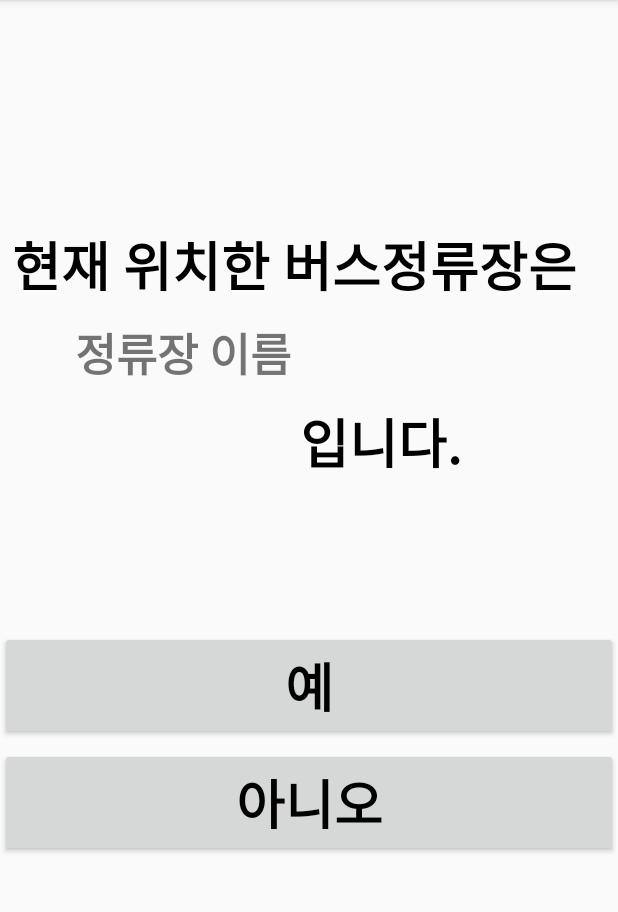
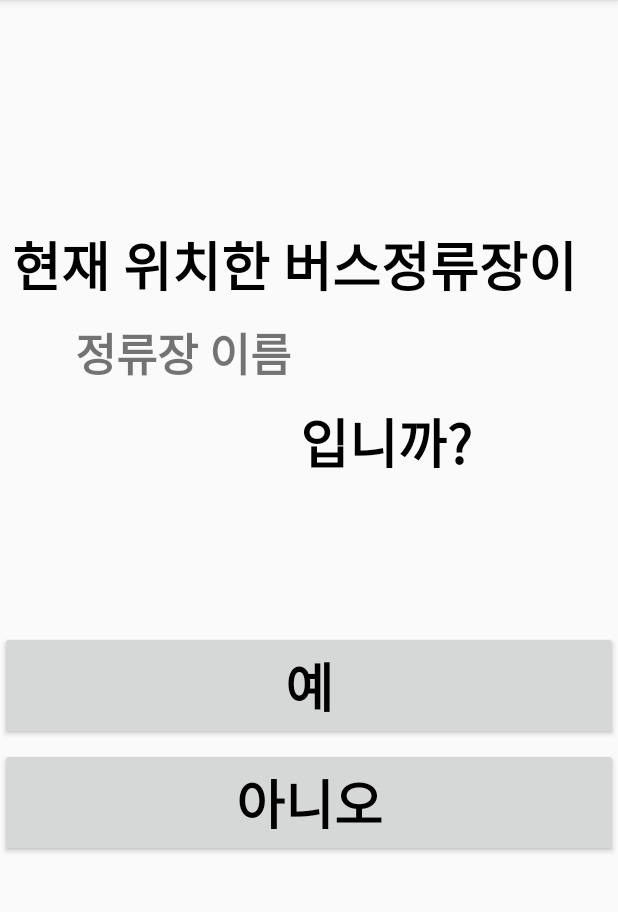
Before and after one commit to MinYeSeul/BusData, an Android app: the FindBusStation screen opened directly, with no data from a screen before it, on a phone screen of 412 x 824 dp, the part 84-996 px from its top. Run offline under Robolectric (Android 15) with nearby library versions, the phone set to English and light mode, and no system bars; 5 statements that could not run were skipped.

Commit message:
tts 기능 추가 (영어는 못 읽음)

```diff
--- a/app/src/main/java/com/example/busdata/FindBusStation.java
+++ b/app/src/main/java/com/example/busdata/FindBusStation.java
@@ -8,6 +8,7 @@ import android.location.Location;
 import android.location.LocationListener;
 import android.location.LocationManager;
 import android.os.Build;
+import android.speech.tts.TextToSpeech;
 import android.support.v4.app.ActivityCompat;
 import android.support.v4.content.ContextCompat;
 import android.support.v7.app.AppCompatActivity;
@@ -27,13 +28,16 @@ import java.net.MalformedURLException;
 import java.net.SocketException;
 import java.net.URL;
 import java.util.ArrayList;
+import java.util.HashMap;
+import java.util.Locale;
 
 public class FindBusStation extends AppCompatActivity {
 
     //공공데이터 API 사용을 위한 키값
     String key = "QzQ64Y0ttlhXPP7CVvMZKf6NKxitNjOameIBPVADX4f9%2FxPRnLqZkDljqmpTROuyOCabJF8ncXbxDqHGEFAtPA%3D%3D";
 
-
+    TextView text01;
+    TextView text02;
     TextView busStation;
     ArrayList<String> stationKey = new ArrayList<>();
     ArrayList<String> stationName = new ArrayList<>();
@@ -49,12 +53,30 @@ public class FindBusStation extends AppCompatActivity {
     static String sName = "";
     static String sCode = "";
 
+    //TTS 변수
+    TextToSpeech tts;
+
     @Override
     protected void onCreate(Bundle savedInstanceState) {
         super.onCreate(savedInstanceState);
         setContentView(R.layout.activity_find_bus_station);
 
         busStation = findViewById(R.id.station_name);
+        text01 = findViewById(R.id.text001);
+        text02 = findViewById(R.id.text002);
+
+
+        tts = new TextToSpeech(getApplicationContext(), new TextToSpeech.OnInitListener() {
+            @Override
+            public void onInit(int status) {
+                if (status != TextToSpeech.ERROR) {
+                    tts.setLanguage(Locale.KOREAN);
+                    //tts.setLanguage(Locale.ENGLISH);
+                }
+            }
+        });
+
+
 
         getGPS();
         Log.d("디버깅2", longitude+"" + latitude);
@@ -74,12 +96,25 @@ public class FindBusStation extends AppCompatActivity {
                         sKey = stationKey.get(0);
                         sName = stationName.get(0);
                         sCode = stationCode.get(0);
+
+                        speakText();
                     }
                 });
             }
         }).start();
 
 
+
+    }
+
+    private void speakText() {
+
+        //http://stackoverflow.com/a/29777304 참고
+        if (Build.VERSION.SDK_INT >= Build.VERSION_CODES.LOLLIPOP) {
+            ttsGreater21(text01.getText().toString() + busStation.getText() + text02.getText().toString());
+        } else {
+            ttsUnder20(text01.getText().toString() + busStation.getText() + text02.getText().toString());
+        }
 
     }
 
@@ -250,9 +285,9 @@ public class FindBusStation extends AppCompatActivity {
         num++;
         if(num >= stationName.size()) {
             busStation.setText("");
-
-
-            Toast.makeText(FindBusStation.this, "일치하는 버스 정류장이 없습니다." + "\n" + "어플을 종료합니다.", Toast.LENGTH_SHORT).show();
+            text01.setText("GPS가 정확하지 않습니다. 다시 시도해주세요.");
+            text02.setText("");
+            speakText();
 
         }
         else {
@@ -260,8 +295,32 @@ public class FindBusStation extends AppCompatActivity {
             sKey = stationKey.get(num);
             sName = stationName.get(num);
             sCode = stationCode.get(num);
+            speakText();
+
         }
 
 
     }
+
+
+    //API 버전 20 아래용
+    @SuppressWarnings("deprecation")
+    private void ttsUnder20(String text) {
+        //해쉬맵 만들기
+        HashMap<String, String> map = new HashMap<>();
+        //그냥 음성인식기술 해쉬맵에 넣어주는 코드
+        map.put(TextToSpeech.Engine.KEY_PARAM_UTTERANCE_ID, "MessageId");
+        //text 파라미터로 전달받은 인자를 해쉬맵이랑 연결해서 음성으로 바꿔서 말해줌
+        tts.speak(text, TextToSpeech.QUEUE_FLUSH, map);
+    }
+
+    //API버전 21 이상용
+    @TargetApi(Build.VERSION_CODES.LOLLIPOP)
+    private void ttsGreater21(String text) {
+        String utteranceId = this.hashCode() + "";
+        //text 파라미터로 전달받은 인자를 음성으로 바꿔서 말해줌
+        tts.speak(text, TextToSpeech.QUEUE_FLUSH, null, utteranceId);
+    }
+
+
 }
--- a/app/src/main/java/com/example/busdata/MainActivity.java
+++ b/app/src/main/java/com/example/busdata/MainActivity.java
@@ -193,7 +193,7 @@ public class MainActivity extends Activity {
                     @Override
                     public void run() {
 
-                        stationdata.setText(FindBusStation.sKey + "" + FindBusStation.sName);
+                        stationdata.setText(FindBusStation.sKey + " " + FindBusStation.sName);
 
                         /**if(longitude != 0.0 && latitude != 0.0) {
                             gpsdata.setText(longitude + "\n" + latitude + "");
--- a/app/src/main/res/layout/activity_find_bus_station.xml
+++ b/app/src/main/res/layout/activity_find_bus_station.xml
@@ -8,8 +8,9 @@
     tools:context=".FindBusStation">
 
     <TextView
+        android:id="@+id/text001"
         android:layout_width="match_parent"
-        android:text="현재 위치한 버스정류장은"
+        android:text="현재 위치한 버스정류장이"
         android:textStyle="bold"
         android:textColor="#000000"
         android:textSize="35sp"
@@ -30,13 +31,14 @@
         android:textStyle="bold" />
 
     <TextView
+        android:id="@+id/text002"
         android:layout_width="match_parent"
         android:layout_height="wrap_content"
         android:layout_marginLeft="200dp"
         android:layout_marginTop="10dp"
         android:textColor="#000000"
         android:layout_marginRight="8dp"
-        android:text="입니다."
+        android:text="입니까?"
         android:textSize="35sp"
         android:textStyle="bold" />
 
```
